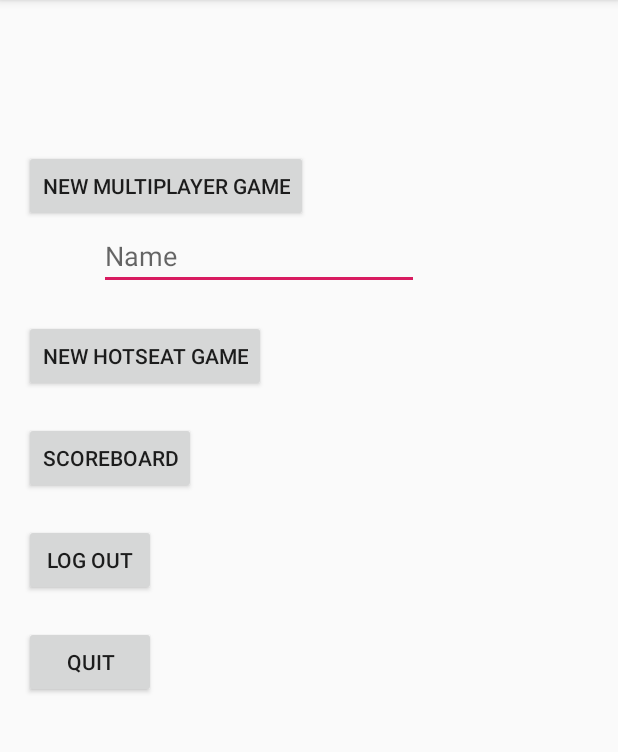
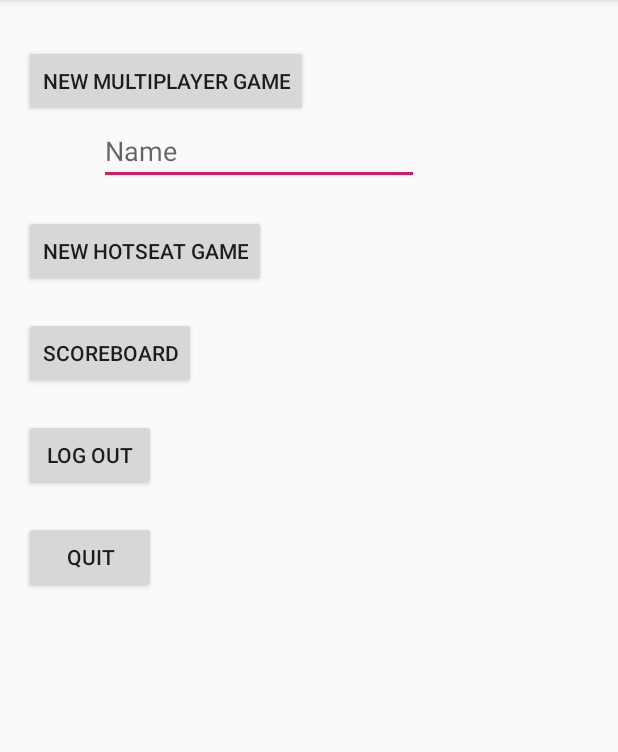
Before and after one commit to maciejSamerdak/SMiM, an Android app: the screen it shows after launch once a user with an empty profile is signed in (MenuActivity), on a phone screen of 412 x 824 dp, the part 84-836 px from its top. Run offline under Robolectric (Android 15) with nearby library versions, the phone set to English and light mode, and no system bars; our stand-ins replace Firebase (no records; nobody signed in at launch, a user with empty details on screens opened directly).

Commit message:
Screen flip for menu

```diff
--- /dev/null
+++ b/app/src/main/res/layout-land/activity_menu.xml
@@ -0,0 +1,133 @@
+<?xml version="1.0" encoding="utf-8"?>
+<androidx.constraintlayout.widget.ConstraintLayout xmlns:android="http://schemas.android.com/apk/res/android"
+        xmlns:app="http://schemas.android.com/apk/res-auto"
+        xmlns:tools="http://schemas.android.com/tools"
+        android:layout_width="match_parent"
+        android:layout_height="match_parent"
+        tools:context=".MenuActivity">
+
+    <ScrollView
+            android:id="@+id/scrollView2"
+            android:layout_width="match_parent"
+            android:layout_height="match_parent"
+            tools:layout_editor_absoluteX="-171dp"
+            tools:layout_editor_absoluteY="16dp">
+
+        <androidx.constraintlayout.widget.ConstraintLayout
+                android:id="@+id/linearLayout"
+                android:layout_width="match_parent"
+                android:layout_height="wrap_content">
+
+            <Button
+                    android:id="@+id/multiplayerButton"
+                    android:layout_width="wrap_content"
+                    android:layout_height="wrap_content"
+                    android:layout_marginStart="16dp"
+                    android:layout_marginTop="30dp"
+                    android:text="New multiplayer game"
+                    app:layout_constraintBottom_toTopOf="@+id/friendsName"
+                    app:layout_constraintStart_toStartOf="parent"
+                    app:layout_constraintTop_toTopOf="parent"
+                    app:layout_constraintVertical_chainStyle="packed" />
+
+            <EditText
+                    android:id="@+id/friendsName"
+                    android:layout_width="wrap_content"
+                    android:layout_height="wrap_content"
+                    android:layout_marginStart="50dp"
+                    android:ems="10"
+                    android:hint="Name"
+                    android:inputType="textPersonName"
+                    app:layout_constraintBottom_toTopOf="@+id/hotseatButton"
+                    app:layout_constraintStart_toStartOf="@+id/multiplayerButton"
+                    app:layout_constraintTop_toBottomOf="@+id/multiplayerButton" />
+
+            <Button
+                    android:id="@+id/hotseatButton"
+                    android:layout_width="wrap_content"
+                    android:layout_height="wrap_content"
+                    android:layout_marginTop="20dp"
+                    android:text="New hotseat game"
+                    app:layout_constraintBottom_toTopOf="@+id/scoreboardButton"
+                    app:layout_constraintStart_toStartOf="@id/multiplayerButton"
+                    app:layout_constraintTop_toBottomOf="@+id/friendsName" />
+
+            <Button
+                    android:id="@+id/scoreboardButton"
+                    android:layout_width="wrap_content"
+                    android:layout_height="wrap_content"
+                    android:layout_marginTop="20dp"
+                    android:text="Scoreboard"
+                    app:layout_constraintBottom_toTopOf="@+id/logoutButton"
+                    app:layout_constraintStart_toStartOf="@+id/hotseatButton"
+                    app:layout_constraintTop_toBottomOf="@+id/hotseatButton" />
+
+            <Button
+                    android:id="@+id/logoutButton"
+                    android:layout_width="wrap_content"
+                    android:layout_height="wrap_content"
+                    android:layout_marginTop="20dp"
+                    android:text="Log out"
+                    app:layout_constraintBottom_toTopOf="@+id/quitButton"
+                    app:layout_constraintStart_toStartOf="@+id/scoreboardButton"
+                    app:layout_constraintTop_toBottomOf="@+id/scoreboardButton" />
+
+            <Button
+                    android:id="@+id/quitButton"
+                    android:layout_width="wrap_content"
+                    android:layout_height="wrap_content"
+                    android:layout_marginTop="20dp"
+                    android:layout_marginBottom="16dp"
+                    android:text="QUIT"
+                    app:layout_constraintBottom_toBottomOf="parent"
+                    app:layout_constraintStart_toStartOf="@+id/logoutButton"
+                    app:layout_constraintTop_toBottomOf="@+id/logoutButton" />
+
+        </androidx.constraintlayout.widget.ConstraintLayout>
+    </ScrollView>
+
+    <LinearLayout
+            android:id="@+id/invitationView"
+            android:layout_width="wrap_content"
+            android:layout_height="wrap_content"
+            android:layout_marginEnd="24dp"
+            android:layout_marginBottom="24dp"
+            android:background="@color/colorPrimaryDark"
+            android:orientation="horizontal"
+            android:visibility="invisible"
+            app:layout_constraintBottom_toBottomOf="parent"
+            app:layout_constraintEnd_toEndOf="parent">
+
+
+        <TextView
+                android:id="@+id/textView"
+                android:layout_width="82dp"
+                android:layout_height="40dp"
+                android:layout_weight="1"
+                android:text="invites you to the game"
+                android:textSize="16sp" />
+
+        <TextView
+                android:id="@+id/textView4"
+                android:layout_width="wrap_content"
+                android:layout_height="40dp"
+                android:layout_weight="1"
+                android:text=" invites You to the game" />
+
+        <ImageButton
+                android:id="@+id/cancelInvitation"
+                android:layout_width="wrap_content"
+                android:layout_height="40dp"
+                android:layout_weight="1"
+                app:srcCompat="@android:drawable/ic_delete" />
+
+        <ImageButton
+                android:id="@+id/acceptInvitation"
+                android:layout_width="wrap_content"
+                android:layout_height="40dp"
+                android:layout_weight="1"
+                app:srcCompat="@android:drawable/ic_input_add" />
+
+    </LinearLayout>
+
+</androidx.constraintlayout.widget.ConstraintLayout>
--- a/app/src/main/res/layout/activity_menu.xml
+++ b/app/src/main/res/layout/activity_menu.xml
@@ -11,7 +11,7 @@
             android:layout_width="wrap_content"
             android:layout_height="wrap_content"
             android:layout_marginStart="16dp"
-            android:layout_marginTop="100dp"
+            android:layout_marginTop="30dp"
             android:text="New multiplayer game"
             app:layout_constraintStart_toStartOf="parent"
             app:layout_constraintTop_toTopOf="parent" />
```
